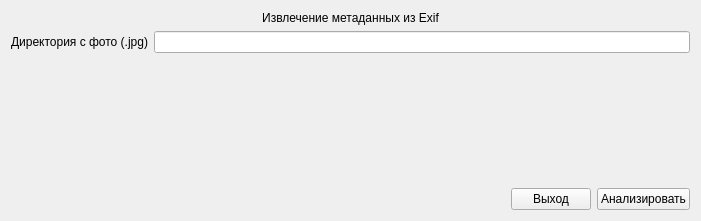
Above: win.ui from mistudio15/Photo-analysis before the change. Below: the same form after it.
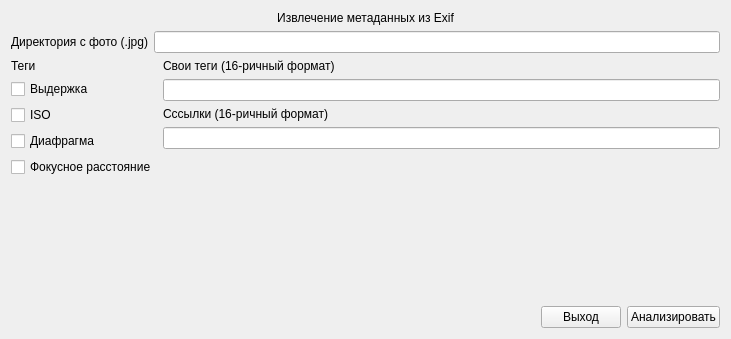
That is the form after the change.

```diff
--- a/win.ui
+++ b/win.ui
@@ -6,8 +6,8 @@
    <rect>
     <x>0</x>
     <y>0</y>
-    <width>701</width>
-    <height>221</height>
+    <width>731</width>
+    <height>339</height>
    </rect>
   </property>
   <property name="windowTitle">
@@ -57,20 +57,106 @@
     </layout>
    </item>
    <item>
-    <spacer name="verticalSpacer">
-     <property name="orientation">
-      <enum>Qt::Vertical</enum>
-     </property>
-     <property name="sizeType">
-      <enum>QSizePolicy::Expanding</enum>
-     </property>
-     <property name="sizeHint" stdset="0">
-      <size>
-       <width>50</width>
-       <height>90</height>
-      </size>
-     </property>
-    </spacer>
+    <layout class="QHBoxLayout" name="horizontalLayout_3">
+     <item>
+      <layout class="QVBoxLayout" name="verticalLayout_2">
+       <item>
+        <widget class="QLabel" name="label">
+         <property name="sizePolicy">
+          <sizepolicy hsizetype="Preferred" vsizetype="Preferred">
+           <horstretch>0</horstretch>
+           <verstretch>0</verstretch>
+          </sizepolicy>
+         </property>
+         <property name="text">
+          <string>Теги</string>
+         </property>
+         <property name="alignment">
+          <set>Qt::AlignLeading|Qt::AlignLeft|Qt::AlignVCenter</set>
+         </property>
+        </widget>
+       </item>
+       <item>
+        <widget class="QCheckBox" name="checkBox_ET">
+         <property name="text">
+          <string>Выдержка</string>
+         </property>
+        </widget>
+       </item>
+       <item>
+        <widget class="QCheckBox" name="checkBox_ISO">
+         <property name="text">
+          <string>ISO</string>
+         </property>
+        </widget>
+       </item>
+       <item>
+        <widget class="QCheckBox" name="checkBox_FN">
+         <property name="text">
+          <string>Диафрагма</string>
+         </property>
+        </widget>
+       </item>
+       <item>
+        <widget class="QCheckBox" name="checkBox_FL">
+         <property name="text">
+          <string>Фокусное расстояние</string>
+         </property>
+        </widget>
+       </item>
+       <item>
+        <spacer name="verticalSpacer_2">
+         <property name="orientation">
+          <enum>Qt::Vertical</enum>
+         </property>
+         <property name="sizeHint" stdset="0">
+          <size>
+           <width>20</width>
+           <height>40</height>
+          </size>
+         </property>
+        </spacer>
+       </item>
+      </layout>
+     </item>
+     <item>
+      <layout class="QVBoxLayout" name="verticalLayout_3">
+       <item>
+        <widget class="QLabel" name="label_2">
+         <property name="text">
+          <string>Свои теги (16-ричный формат)</string>
+         </property>
+        </widget>
+       </item>
+       <item>
+        <widget class="QLineEdit" name="lineEdit_Tags"/>
+       </item>
+       <item>
+        <widget class="QLabel" name="label_3">
+         <property name="text">
+          <string>Сссылки (16-ричный формат)</string>
+         </property>
+        </widget>
+       </item>
+       <item>
+        <widget class="QLineEdit" name="lineEdit_Refs"/>
+       </item>
+       <item>
+        <spacer name="verticalSpacer">
+         <property name="orientation">
+          <enum>Qt::Vertical</enum>
+         </property>
+         <property name="sizeHint" stdset="0">
+          <size>
+           <width>20</width>
+           <height>40</height>
+          </size>
+         </property>
+        </spacer>
+       </item>
+      </layout>
+     </item>
+    </layout>
    </item>
    <item>
     <layout class="QHBoxLayout" name="horizontalLayout">
```
